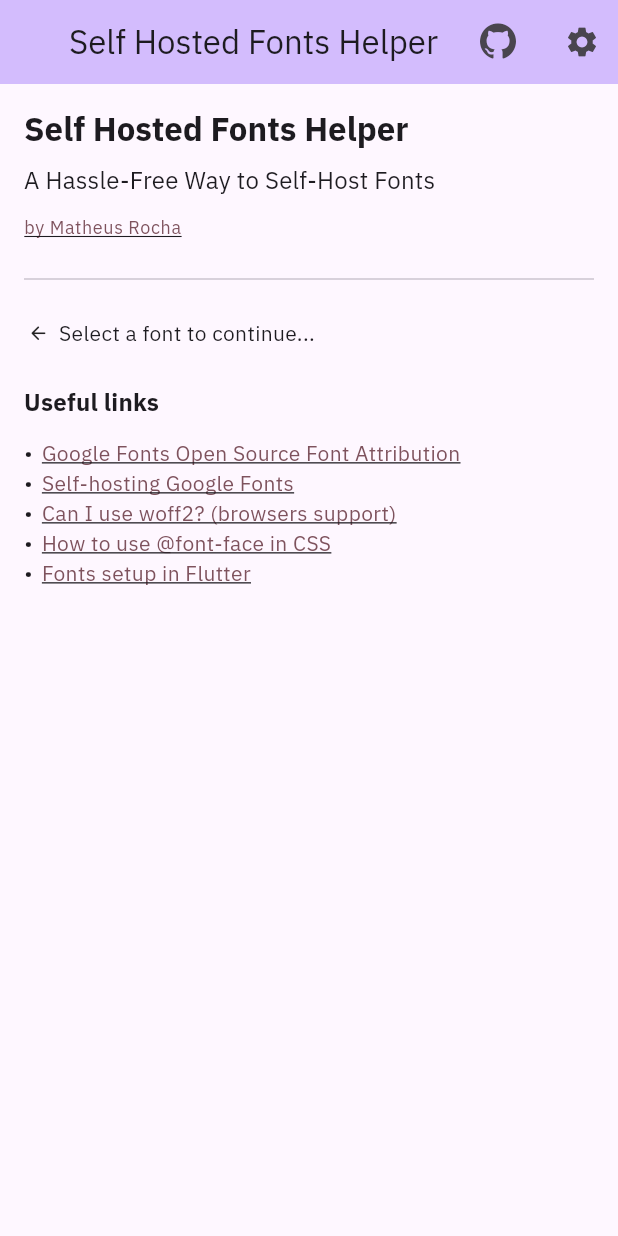
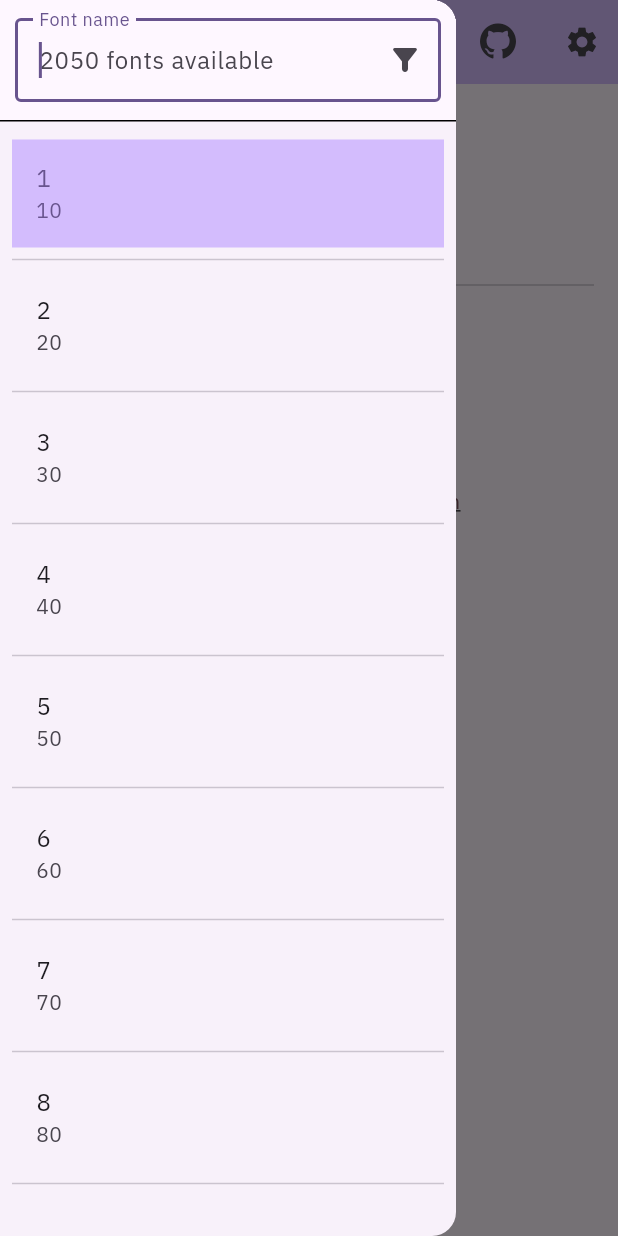
Before and after one commit to mrocha98/self_hosted_fonts_helper, a Flutter app: the screen it shows after launch, with the side drawer open (before the commit the screen has no drawer), on a phone screen of 412 x 824 dp. Run offline on Flutter 3.47's test engine with Material 2 defaults, Android fonts, the light colour scheme and no system bars; our stand-ins replace flutter_localized_locales, get_storage, popover; missing offline and left inert: locale_emoji_flutter; generated files the repository leaves out were written again.

Commit message:
feat: creates fonts_filter_drawer (layout only)

```diff
--- /dev/null
+++ b/lib/src/fonts_filter/fonts_filter_drawer.dart
@@ -0,0 +1,128 @@
+import 'package:flutter/material.dart';
+
+import '../core/locale/app_localizations.dart';
+
+class FontsFilterDrawer extends StatelessWidget {
+  const FontsFilterDrawer({super.key});
+
+  @override
+  Widget build(BuildContext context) {
+    return Drawer(
+      child: Column(
+        crossAxisAlignment: CrossAxisAlignment.start,
+        children: [
+          Container(
+            decoration: BoxDecoration(
+              border: const Border(
+                bottom: BorderSide(),
+              ),
+              color: Theme.of(context).scaffoldBackgroundColor,
+            ),
+            padding: const EdgeInsets.symmetric(horizontal: 10, vertical: 12),
+            child: TextFormField(
+              autofocus: true,
+              keyboardType: TextInputType.text,
+              textInputAction: TextInputAction.search,
+              decoration: InputDecoration(
+                border: const OutlineInputBorder(),
+                labelText: AppLocalizations.of(context)!.fontsFilterLabelText,
+                hintText:
+                    AppLocalizations.of(context)!.fontsFilterHintText(2050),
+                isDense: false,
+                suffixIcon: PopupMenuButton<int>(
+                  icon: const Icon(Icons.filter_alt_rounded),
+                  itemBuilder: (context) => [
+                    PopupMenuItem(
+                      enabled: false,
+                      child: Text(
+                        AppLocalizations.of(context)!.fontsFilterOrderByLabel,
+                      ),
+                    ),
+                    PopupMenuItem(
+                      value: 0,
+                      child: Text(
+                        AppLocalizations.of(context)!
+                            .fontsFilterOrderByFamilyParameter,
+                      ),
+                    ),
+                    PopupMenuItem(
+                      value: 1,
+                      child: Text(
+                        AppLocalizations.of(context)!
+                            .fontsFilterOrderByCategoryParameter,
+                      ),
+                    ),
+                    PopupMenuItem(
+                      value: 2,
+                      child: Text(
+                        AppLocalizations.of(context)!
+                            .fontsFilterOrderByPopularityParameter,
+                      ),
+                    ),
+                    PopupMenuItem(
+                      value: 3,
+                      child: Text(
+                        AppLocalizations.of(context)!
+                            .fontsFilterOrderByLastModifiedParameter,
+                      ),
+                    ),
+                    PopupMenuItem(
+                      value: 4,
+                      child: Text(
+                        AppLocalizations.of(context)!
+                            .fontsFilterOrderByNumberOfStylesParameter,
+                      ),
+                    ),
+                    PopupMenuItem(
+                      value: 5,
+                      child: Text(
+                        AppLocalizations.of(context)!
+                            .fontsFilterOrderByNumberOfCharsetsParameter,
+                      ),
+                    ),
+                    const PopupMenuDivider(),
+                    PopupMenuItem(
+                      child: Row(
+                        mainAxisSize: MainAxisSize.min,
+                        children: [
+                          const Icon(Icons.arrow_downward_rounded),
+                          const SizedBox(width: 4),
+                          Text(
+                            AppLocalizations.of(context)!
+                                .fontsFilterSortOrderDescending,
+                          ),
+                        ],
+                      ),
+                    ),
+                  ],
+                ),
+              ),
+            ),
+          ),
+          Expanded(
+            child: Padding(
+              padding: const EdgeInsets.symmetric(horizontal: 8, vertical: 12),
+              child: ListView.separated(
+                itemBuilder: (context, index) {
+                  return ListTile(
+                    title: Text((index + 1).toString()),
+                    subtitle: Text(((index + 1) * 10).toString()),
+                    onTap: () {
+                      Navigator.of(context).pop();
+                    },
+                    selected: index == 0,
+                    selectedTileColor:
+                        Theme.of(context).colorScheme.inversePrimary,
+                    selectedColor: Theme.of(context).listTileTheme.textColor,
+                  );
+                },
+                separatorBuilder: (context, index) => const Divider(),
+                itemCount: 25,
+              ),
+            ),
+          )
+        ],
+      ),
+    );
+  }
+}
--- a/lib/src/home/home_view.dart
+++ b/lib/src/home/home_view.dart
@@ -4,20 +4,29 @@
 import '../core/widgets/custom_app_bar.dart';
 import '../core/widgets/link_text.dart';
 import '../core/widgets/text_list.dart';
-import 'widgets/home_continue_action_text.dart';
+import '../fonts_filter/fonts_filter_drawer.dart';
 
-class HomeView extends StatelessWidget {
+class HomeView extends StatefulWidget {
   const HomeView({super.key});
 
   static const routeName = '/';
 
   @override
+  State<HomeView> createState() => _HomeViewState();
+}
+
+class _HomeViewState extends State<HomeView> {
+  final GlobalKey<ScaffoldState> _scaffoldKey = GlobalKey<ScaffoldState>();
+
+  @override
   Widget build(BuildContext context) {
     return Scaffold(
+      key: _scaffoldKey,
       appBar: const CustomAppBar(),
+      drawer: const FontsFilterDrawer(),
       body: SingleChildScrollView(
         child: Padding(
-          padding: const EdgeInsets.all(16),
+          padding: const EdgeInsets.symmetric(horizontal: 16, vertical: 20),
           child: Column(
             crossAxisAlignment: CrossAxisAlignment.start,
             children: [
@@ -46,7 +55,12 @@
                 ),
                 child: Divider(),
               ),
-              const HomeContinueActionText(),
+              ElevatedButton(
+                onPressed: () {
+                  _scaffoldKey.currentState?.openDrawer();
+                },
+                child: Text(AppLocalizations.of(context)!.homeContinueAction),
+              ),
               Padding(
                 padding: const EdgeInsets.only(top: 24, bottom: 12),
                 child: Text(
--- a/lib/src/home/widgets/home_continue_action_text.dart
+++ /dev/null
@@ -1,55 +0,0 @@
-import 'package:flutter/material.dart';
-
-import '../../core/locale/app_localizations.dart';
-
-class HomeContinueActionText extends StatefulWidget {
-  const HomeContinueActionText({super.key});
-
-  @override
-  State<HomeContinueActionText> createState() => _HomeContinueActionTextState();
-}
-
-class _HomeContinueActionTextState extends State<HomeContinueActionText>
-    with SingleTickerProviderStateMixin {
-  late final AnimationController _controller;
-
-  late final Animation<double> _animation;
-
-  @override
-  void initState() {
-    super.initState();
-    _controller = AnimationController(
-      duration: const Duration(milliseconds: 1200),
-      vsync: this,
-      lowerBound: 0.5,
-    )..repeat(reverse: true);
-    _animation = CurvedAnimation(
-      parent: _controller,
-      curve: Curves.linear,
-    );
-  }
-
-  @override
-  void dispose() {
-    _controller.dispose();
-    super.dispose();
-  }
-
-  @override
-  Widget build(BuildContext context) {
-    return Row(
-      mainAxisSize: MainAxisSize.min,
-      children: [
-        ScaleTransition(
-          scale: _animation,
-          child: Icon(
-            Icons.arrow_back_rounded,
-            size: Theme.of(context).textTheme.bodyLarge!.fontSize! * 1.2,
-          ),
-        ),
-        const SizedBox(width: 4),
-        Text(AppLocalizations.of(context)!.homeContinueAction),
-      ],
-    );
-  }
-}
--- a/lib/src/localization/app_en.arb
+++ b/lib/src/localization/app_en.arb
@@ -66,5 +66,54 @@
     "themeOptionDark": "dark",
     "@themeOptionDark": {
       "description": "dark option"
+    },
+    "fontsFilterLabelText": "Font name",
+    "@fontsFilterLabelText": {
+      "description": "Label for input in fonts filter"
+    },
+    "fontsFilterHintText": "{count,plural, =0{no fonts available} =1{{count} font available} other{{count} fonts available}}",
+    "@fontsFilterHintText": {
+      "description": "Hint text for input in fonts filter",
+      "placeholders": {
+        "count": {
+          "type": "int"
+        }
+      }
+    },
+    "fontsFilterOrderByLabel": "Order by",
+    "@fontsFilterOrderByLabel": {
+      "description": "Label for fonts filter's filter button"
+    },
+    "fontsFilterOrderByFamilyParameter": "Family",
+    "@fontsFilterOrderByFamilyParameter": {
+      "description": "Fonts filter order by Family parameter"
+    },
+    "fontsFilterOrderByCategoryParameter": "Category",
+    "@fontsFilterOrderByCategoryParameter": {
+      "description": "Fonts filter order by Category parameter"
+    },
+    "fontsFilterOrderByPopularityParameter": "Popularity",
+    "@fontsFilterOrderByPopularityParameter": {
+      "description": "Fonts filter order by Popularity parameter"
+    },
+    "fontsFilterOrderByLastModifiedParameter": "Last modified",
+    "@fontsFilterOrderByLastModifiedParameter": {
+      "description": "Fonts filter order by Last modified parameter"
+    },
+    "fontsFilterOrderByNumberOfStylesParameter": "Number of styles",
+    "@fontsFilterOrderByNumberOfStylesParameter": {
+      "description": "Fonts filter order by Number of styles parameter"
+    },
+    "fontsFilterOrderByNumberOfCharsetsParameter": "Number of charsets",
+    "@fontsFilterOrderByNumberOfCharsetsParameter": {
+      "description": "Fonts filter order by Number of charsets parameter"
+    },
+    "fontsFilterSortOrderAscending": "ascending",
+    "@fontsFilterSortOrderAscending": {
+      "description": "Sort order parameter text when current order is ascending"
+    },
+    "fontsFilterSortOrderDescending": "descending",
+    "@fontsFilterSortOrderDescending": {
+      "description": "Sort order parameter text when current order is descending"
     }
   }
```
Also changed, not shown: lib/src/localization/app_pt.arb (+12 -1 lines).
